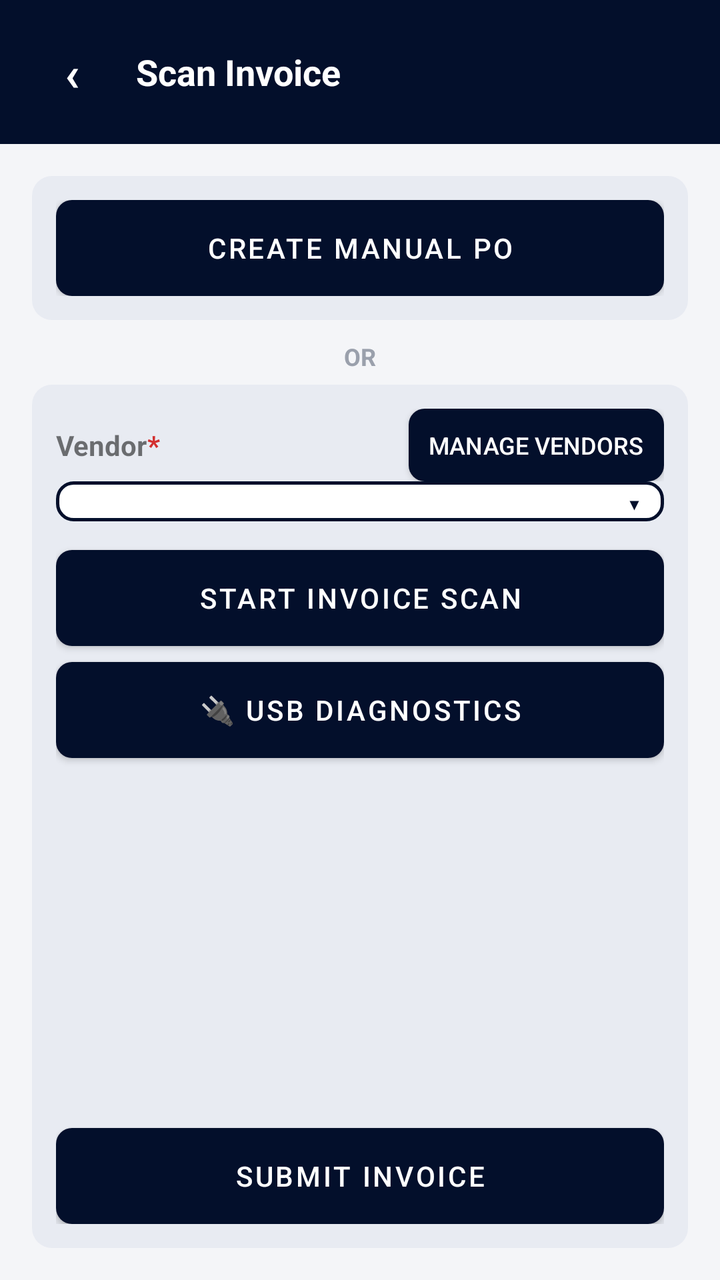
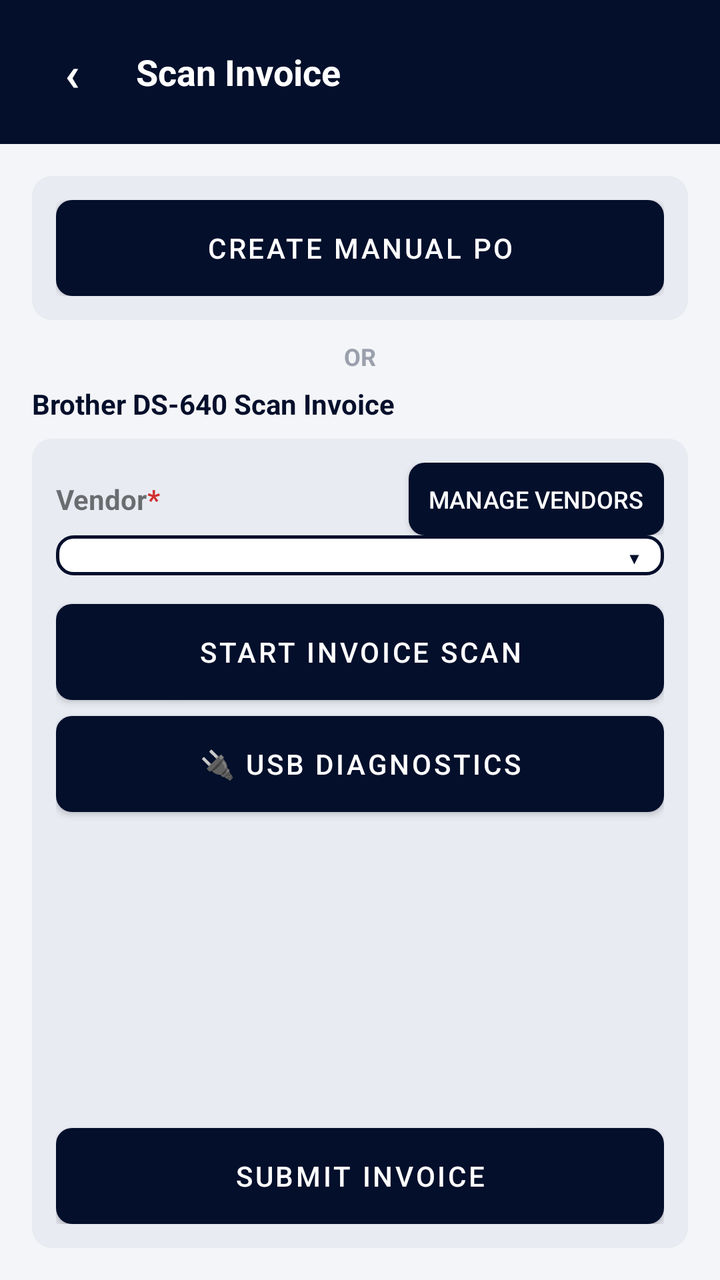

Screens rendered from an Android XML layout before and after an edit, with the pre-edit source and the edit as a unified diff.
<!-- AndroidManifest.xml: activity theme Theme.InvoiceScanner -->
<!-- res/layout/activity_scan.xml -->
<?xml version="1.0" encoding="utf-8"?>
<LinearLayout xmlns:android="http://schemas.android.com/apk/res/android"
    xmlns:tools="http://schemas.android.com/tools"
    android:layout_width="match_parent"
    android:layout_height="match_parent"
    android:orientation="vertical"
    android:background="@color/screen_background">

    <LinearLayout
        android:layout_width="match_parent"
        android:layout_height="wrap_content"
        android:orientation="horizontal"
        android:gravity="center_vertical"
        android:background="@color/purple_primary"
        android:padding="12dp">
        <TextView
            android:id="@+id/textBack"
            android:layout_width="wrap_content"
            android:layout_height="wrap_content"
            android:minWidth="48dp"
            android:minHeight="48dp"
            android:gravity="center"
            android:text="&#8249;"
            android:textColor="@color/white"
            android:textStyle="bold"
            android:textSize="24sp"
            android:clickable="true"
            android:focusable="true" />
        <TextView
            android:layout_width="0dp"
            android:layout_height="wrap_content"
            android:layout_weight="1"
            android:text="Scan Invoice"
            android:textStyle="bold"
            android:textSize="18sp"
            android:textColor="@color/white"
            android:layout_marginStart="8dp" />
    </LinearLayout>

    <LinearLayout
        android:layout_width="match_parent"
        android:layout_height="0dp"
        android:layout_weight="1"
        android:orientation="vertical"
        android:padding="16dp">

    
    <LinearLayout
        android:layout_width="match_parent"
        android:layout_height="wrap_content"
        android:orientation="vertical"
        android:background="@drawable/bg_card_surface"
        android:padding="12dp">
        <Button
            android:id="@+id/buttonModeManual"
            android:layout_width="match_parent"
            android:layout_height="wrap_content"
            android:text="Create Manual PO"
            android:background="@drawable/bg_button_orange"
            android:backgroundTint="@null"
            android:textColor="@color/white" />
    </LinearLayout>

    <TextView
        android:layout_width="match_parent"
        android:layout_height="wrap_content"
        android:layout_marginTop="10dp"
        android:layout_marginBottom="6dp"
        android:gravity="center"
        android:text="OR"
        android:textColor="#9AA0AC"
        android:textStyle="bold"
        android:textSize="12sp" />

    <LinearLayout
        android:layout_width="match_parent"
        android:layout_height="0dp"
        android:layout_weight="1"
        android:orientation="vertical"
        android:background="@drawable/bg_card_surface"
        android:padding="12dp">

    <TextView
        android:id="@+id/textPendingInvoice"
        android:layout_width="match_parent"
        android:layout_height="wrap_content"
        android:textColor="@color/purple_dark"
        android:textStyle="bold"
        android:visibility="gone" />

    
    <LinearLayout
        android:id="@+id/readyForReviewContainer"
        android:layout_width="match_parent"
        android:layout_height="wrap_content"
        android:orientation="vertical"
        android:background="#E8F5E9"
        android:padding="8dp"
        android:visibility="gone">
        <TextView
            android:id="@+id/textReadyForReviewHeader"
            android:layout_width="match_parent"
            android:layout_height="wrap_content"
            android:textStyle="bold"
            android:textColor="@color/purple_dark" />
        <LinearLayout
            android:id="@+id/readyForReviewList"
            android:layout_width="match_parent"
            android:layout_height="wrap_content"
            android:orientation="vertical" />
    </LinearLayout>

    <LinearLayout
        android:layout_width="match_parent"
        android:layout_height="wrap_content"
        android:orientation="horizontal"
        android:gravity="center_vertical">
        <TextView
            android:layout_width="wrap_content"
            android:layout_height="wrap_content"
            android:textStyle="bold"
            android:text="Vendor" />
        <TextView
            android:layout_width="0dp"
            android:layout_height="wrap_content"
            android:layout_weight="1"
            android:text="*"
            android:textColor="@color/error_red"
            android:textStyle="bold" />
        <Button
            android:id="@+id/linkManageVendors"
            style="?android:attr/buttonStyleSmall"
            android:layout_width="wrap_content"
            android:layout_height="wrap_content"
            android:text="Manage Vendors"
            android:textColor="@color/white"
            android:textSize="12sp"
            android:background="@drawable/bg_button_muted"
            android:paddingHorizontal="10dp"
            android:minWidth="0dp"
            android:minHeight="0dp" />
    </LinearLayout>

    
    <FrameLayout
        android:layout_width="match_parent"
        android:layout_height="wrap_content">
        <Spinner
            android:id="@+id/spinnerTemplate"
            android:layout_width="match_parent"
            android:layout_height="wrap_content"
            android:background="@drawable/bg_dropdown_field" />
        <TextView
            android:layout_width="wrap_content"
            android:layout_height="wrap_content"
            android:layout_gravity="center_vertical|end"
            android:layout_marginEnd="12dp"
            android:text="&#9662;"
            android:textColor="@color/purple_primary"
            android:textSize="16sp"
            android:clickable="false"
            android:focusable="false" />
    </FrameLayout>

    
    <Button
        android:id="@+id/buttonBrother"
        android:layout_width="match_parent"
        android:layout_height="wrap_content"
        android:layout_marginTop="12dp"
        android:text="START INVOICE SCAN"
        android:background="@drawable/bg_button_primary"
        android:textColor="@color/white" />

    
    <Button
        android:id="@+id/buttonUsbDiagnostics"
        android:layout_width="match_parent"
        android:layout_height="wrap_content"
        android:layout_marginTop="8dp"
        android:text="🔌 USB Diagnostics"
        android:background="@drawable/bg_button_muted"
        android:textColor="@color/white" />

    <androidx.recyclerview.widget.RecyclerView
        android:id="@+id/recyclerPages"
        android:layout_width="match_parent"
        android:layout_height="0dp"
        android:layout_weight="1"
        android:layout_marginTop="12dp"
        android:orientation="horizontal"
        tools:listitem="@layout/item_page_thumbnail" />

    <TextView
        android:id="@+id/textStatus"
        android:layout_width="match_parent"
        android:layout_height="wrap_content"
        android:layout_marginBottom="8dp" />

    <ProgressBar
        android:id="@+id/progressSubmit"
        style="?android:attr/progressBarStyleHorizontal"
        android:layout_width="match_parent"
        android:layout_height="wrap_content"
        android:visibility="gone"
        android:indeterminate="true" />

    <Button
        android:id="@+id/buttonSubmit"
        android:layout_width="match_parent"
        android:layout_height="wrap_content"
        android:text="Submit Invoice"
        android:background="@drawable/bg_button_primary"
        android:textColor="@color/white" />

    </LinearLayout>

    </LinearLayout>

</LinearLayout>
<!-- res/layout/item_page_thumbnail.xml (included above) -->
<?xml version="1.0" encoding="utf-8"?>
<LinearLayout xmlns:android="http://schemas.android.com/apk/res/android"
    android:layout_width="110dp"
    android:layout_height="wrap_content"
    android:orientation="vertical"
    android:gravity="center_horizontal"
    android:padding="4dp">

    <FrameLayout
        android:layout_width="100dp"
        android:layout_height="130dp">

        <ImageView
            android:id="@+id/imageThumbnail"
            android:layout_width="match_parent"
            android:layout_height="match_parent"
            android:scaleType="centerCrop"
            android:background="#EEEEEE" />

        <TextView
            android:id="@+id/textAnnotatedBadge"
            android:layout_width="wrap_content"
            android:layout_height="wrap_content"
            android:layout_gravity="top|end"
            android:background="@color/purple_primary"
            android:textColor="@color/white"
            android:text="✎"
            android:paddingHorizontal="6dp"
            android:visibility="gone" />
    </FrameLayout>

    <TextView
        android:id="@+id/textPageNumber"
        android:layout_width="wrap_content"
        android:layout_height="wrap_content"
        android:textSize="12sp"
        android:layout_marginTop="2dp" />

    <LinearLayout
        android:layout_width="wrap_content"
        android:layout_height="wrap_content"
        android:orientation="horizontal">

        <Button
            android:id="@+id/buttonDraw"
            style="?android:attr/buttonStyleSmall"
            android:layout_width="wrap_content"
            android:layout_height="wrap_content"
            android:text="Draw"
            android:textSize="10sp"
            android:background="@drawable/bg_button_muted"
            android:textColor="@color/white" />

        <Button
            android:id="@+id/buttonRemove"
            style="?android:attr/buttonStyleSmall"
            android:layout_width="wrap_content"
            android:layout_height="wrap_content"
            android:text="✕"
            android:textSize="10sp"
            android:background="@drawable/bg_button_danger"
            android:textColor="@color/white" />
    </LinearLayout>

</LinearLayout>
<!-- resources referenced by this layout -->
<resources>
  <color name="error_red">#D32F2F</color>
  <color name="purple_dark">#020A20</color>
  <color name="purple_primary">#030F2B</color>
  <color name="screen_background">#F4F5F8</color>
  <color name="white">#FFFFFFFF</color>
  <!-- drawable bg_button_danger (drawable) -->
  <?xml version="1.0" encoding="utf-8"?>
  <shape xmlns:android="http://schemas.android.com/apk/res/android" android:shape="rectangle">
      <solid android:color="#C62828" />
      <corners android:radius="8dp" />
  </shape>
  <!-- drawable bg_button_muted (drawable) -->
  <?xml version="1.0" encoding="utf-8"?>
  <shape xmlns:android="http://schemas.android.com/apk/res/android" android:shape="rectangle">
      <solid android:color="#6B7280" />
      <corners android:radius="8dp" />
  </shape>
  <!-- drawable bg_button_orange (drawable) -->
  <?xml version="1.0" encoding="utf-8"?>
  <shape xmlns:android="http://schemas.android.com/apk/res/android" android:shape="rectangle">
      <solid android:color="@color/status_staged" />
      <corners android:radius="8dp" />
  </shape>
  <!-- drawable bg_button_primary (drawable) -->
  <?xml version="1.0" encoding="utf-8"?>
  <shape xmlns:android="http://schemas.android.com/apk/res/android" android:shape="rectangle">
      <solid android:color="@color/purple_primary" />
      <corners android:radius="8dp" />
  </shape>
  <!-- drawable bg_card_surface (drawable) -->
  <?xml version="1.0" encoding="utf-8"?>
  <shape xmlns:android="http://schemas.android.com/apk/res/android" android:shape="rectangle">
      <solid android:color="@color/card_surface_tint" />
      <corners android:radius="10dp" />
  </shape>
  <!-- drawable bg_dropdown_field (drawable) -->
  <?xml version="1.0" encoding="utf-8"?>
  <shape xmlns:android="http://schemas.android.com/apk/res/android" android:shape="rectangle">
      <solid android:color="@color/white" />
      <stroke android:width="1.5dp" android:color="@color/purple_primary" />
      <corners android:radius="8dp" />
      <padding android:left="12dp" android:top="10dp" android:right="36dp" android:bottom="10dp" />
  </shape>
  <style name="Theme.InvoiceScanner" parent="Theme.MaterialComponents.DayNight.NoActionBar">
          <item name="colorPrimary">@color/purple_primary</item>
          <item name="colorPrimaryDark">@color/purple_dark</item>
          <item name="colorAccent">@color/purple_primary</item>
          <item name="android:statusBarColor" tools:targetApi="l">@color/purple_dark</item>
      </style>
  <color name="status_staged">#FFA500</color>
  <color name="card_surface_tint">#E8EBF2</color>
</resources>

<!-- the commit's change to res/layout/activity_scan.xml (unified diff, before → after) -->
@@ -71,6 +71,15 @@
         android:textColor="#9AA0AC"
         android:textStyle="bold"
         android:textSize="12sp" />
+
+    <TextView
+        android:layout_width="match_parent"
+        android:layout_height="wrap_content"
+        android:layout_marginBottom="8dp"
+        android:text="Brother DS-640 Scan Invoice"
+        android:textColor="@color/purple_primary"
+        android:textStyle="bold"
+        android:textSize="14sp" />
 
     <LinearLayout
         android:layout_width="match_parent"
